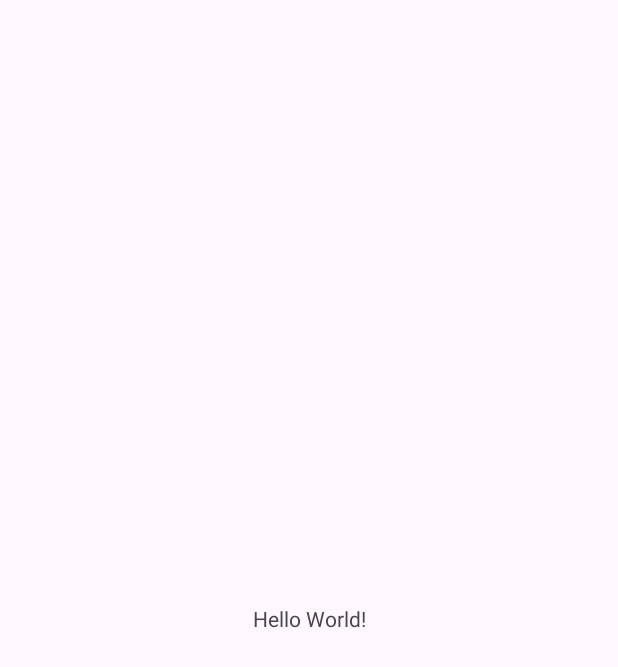
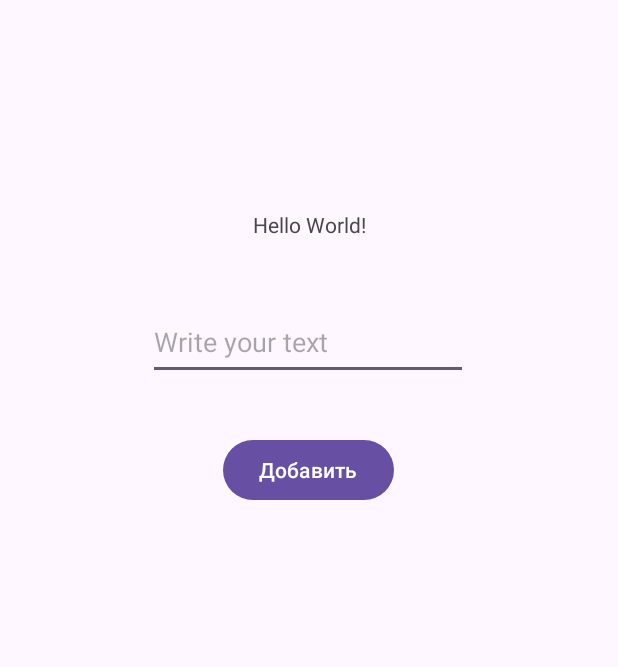
Before and after one commit to BekaBratan/CoffeeTeam_2.0, an Android app: the screen it shows after launch (MainActivity), on a phone screen of 412 x 824 dp. Before the commit the part shown is almost empty. Shown: the top 667 px of the screen. Run offline under Robolectric (Android 15) with nearby library versions, the phone set to English and light mode, and no system bars.

Commit message:
buttons and listView
make a listView

```diff
--- a/app/src/main/java/com/example/coffeeproject/MainActivity.kt
+++ b/app/src/main/java/com/example/coffeeproject/MainActivity.kt
@@ -2,10 +2,39 @@ package com.example.coffeeproject
 
 import androidx.appcompat.app.AppCompatActivity
 import android.os.Bundle
+import android.widget.ArrayAdapter
+import android.widget.Button
+import android.widget.EditText
+import android.widget.ListView
+import android.widget.TextView
+import android.widget.Toast
 
 class MainActivity : AppCompatActivity() {
     override fun onCreate(savedInstanceState: Bundle?) {
         super.onCreate(savedInstanceState)
         setContentView(R.layout.activity_main)
+
+        val listView = findViewById<ListView>(R.id.list_view)
+        val userData: EditText = findViewById(R.id.user_data)
+        val button: Button = findViewById(R.id.button)
+
+        val todos: MutableList<String> = mutableListOf()
+        val adapter = ArrayAdapter(this, android.R.layout.simple_list_item_1, todos)
+        listView.adapter = adapter
+
+        button.setOnClickListener{
+            val text = userData.text.toString().trim()
+            if (text != "")
+                adapter.insert(text, 0)
+        }
+
+        listView.setOnItemClickListener{ adapterView, view, i, l ->
+            val text = listView.getItemAtPosition(i).toString()
+            adapter.remove(text)
+
+            Toast.makeText(this, "deleted: $text", Toast.LENGTH_LONG).show()
+        }
+
+
     }
 }
--- a/app/src/main/res/layout/activity_main.xml
+++ b/app/src/main/res/layout/activity_main.xml
@@ -6,13 +6,45 @@
     android:layout_height="match_parent"
     tools:context=".MainActivity">
 
+    <EditText
+        android:id="@+id/user_data"
+        android:layout_width="wrap_content"
+        android:layout_height="50dp"
+        android:layout_marginTop="44dp"
+        android:ems="10"
+        android:hint="Write your text"
+        android:inputType="text"
+        app:layout_constraintEnd_toEndOf="parent"
+        app:layout_constraintHorizontal_bias="0.497"
+        app:layout_constraintStart_toStartOf="parent"
+        app:layout_constraintTop_toBottomOf="@+id/main_label" />
+
+    <Button
+        android:id="@+id/button"
+        android:layout_width="wrap_content"
+        android:layout_height="wrap_content"
+        android:layout_marginTop="36dp"
+        android:text="Добавить"
+        app:layout_constraintEnd_toEndOf="parent"
+        app:layout_constraintHorizontal_bias="0.498"
+        app:layout_constraintStart_toStartOf="parent"
+        app:layout_constraintTop_toBottomOf="@+id/user_data" />
+
     <TextView
+        android:id="@+id/main_label"
         android:layout_width="wrap_content"
         android:layout_height="wrap_content"
         android:text="Hello World!"
         app:layout_constraintBottom_toBottomOf="parent"
         app:layout_constraintEnd_toEndOf="parent"
         app:layout_constraintStart_toStartOf="parent"
-        app:layout_constraintTop_toTopOf="parent" />
+        app:layout_constraintTop_toTopOf="parent"
+        app:layout_constraintVertical_bias="0.174" />
+
+    <ListView
+        android:id="@+id/list_view"
+        android:layout_width="wrap_content"
+        android:layout_height="400dp"
+        app:layout_constraintTop_toBottomOf="@+id/button" />
 
 </androidx.constraintlayout.widget.ConstraintLayout>
```
